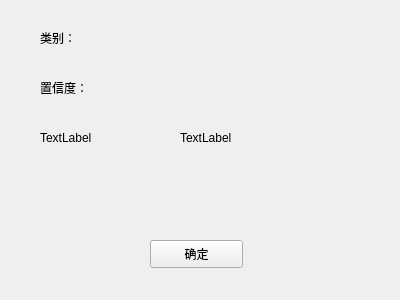
First picture: the form in Qt_Ui/resultWid.ui, repository Jyunmau/IMG-REC, before the edit.
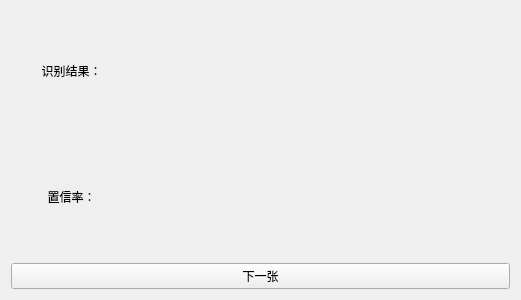
Second picture: the form after the edit.

Commit message: UI连续识别同目录图片

```diff
--- a/Qt_Ui/resultWid.ui
+++ b/Qt_Ui/resultWid.ui
@@ -6,104 +6,92 @@
    <rect>
     <x>0</x>
     <y>0</y>
-    <width>400</width>
+    <width>521</width>
     <height>300</height>
    </rect>
   </property>
   <property name="windowTitle">
    <string>Form</string>
   </property>
-  <widget class="QLabel" name="label">
-   <property name="geometry">
-    <rect>
-     <x>40</x>
-     <y>30</y>
-     <width>68</width>
-     <height>15</height>
-    </rect>
-   </property>
-   <property name="text">
-    <string>类别：</string>
-   </property>
-  </widget>
-  <widget class="QLabel" name="label_2">
-   <property name="geometry">
-    <rect>
-     <x>40</x>
-     <y>80</y>
-     <width>68</width>
-     <height>15</height>
-    </rect>
-   </property>
-   <property name="text">
-    <string>置信度：</string>
-   </property>
-  </widget>
+  <layout class="QVBoxLayout" name="verticalLayout_2">
+   <item>
+    <layout class="QVBoxLayout" name="verticalLayout">
+     <item>
+      <layout class="QHBoxLayout" name="horizontalLayout">
+       <item>
+        <layout class="QVBoxLayout" name="verticalLayout_3">
+         <item>
+          <layout class="QHBoxLayout" name="horizontalLayout_2">
+           <item>
   <widget class="QLabel" name="label_3">
-   <property name="geometry">
-    <rect>
-     <x>40</x>
-     <y>130</y>
-     <width>68</width>
-     <height>15</height>
-    </rect>
-   </property>
    <property name="text">
-    <string>TextLabel</string>
-   </property>
-  </widget>
-  <widget class="QPushButton" name="pushButton">
-   <property name="geometry">
-    <rect>
-     <x>150</x>
-     <y>240</y>
-     <width>93</width>
-     <height>28</height>
-    </rect>
-   </property>
-   <property name="text">
-    <string>确定</string>
-   </property>
-  </widget>
-  <widget class="QLabel" name="cate_label">
-   <property name="geometry">
-    <rect>
-     <x>180</x>
-     <y>30</y>
-     <width>68</width>
-     <height>15</height>
-    </rect>
-   </property>
+              <string>识别结果：</string>
+             </property>
+             <property name="alignment">
+              <set>Qt::AlignCenter</set>
+             </property>
+            </widget>
+           </item>
+           <item>
+            <widget class="QLabel" name="result_label">
    <property name="text">
     <string/>
    </property>
-  </widget>
+             <property name="alignment">
+              <set>Qt::AlignCenter</set>
+             </property>
+            </widget>
+           </item>
+          </layout>
+         </item>
+         <item>
+          <layout class="QHBoxLayout" name="horizontalLayout_3">
+           <item>
+            <widget class="QLabel" name="label_4">
+             <property name="text">
+              <string>置信率：</string>
+             </property>
+             <property name="alignment">
+              <set>Qt::AlignCenter</set>
+             </property>
+            </widget>
+           </item>
+           <item>
   <widget class="QLabel" name="acc_label">
-   <property name="geometry">
-    <rect>
-     <x>180</x>
-     <y>80</y>
-     <width>68</width>
-     <height>15</height>
-    </rect>
-   </property>
    <property name="text">
     <string/>
    </property>
-  </widget>
-  <widget class="QLabel" name="label_6">
-   <property name="geometry">
-    <rect>
-     <x>180</x>
-     <y>130</y>
-     <width>68</width>
-     <height>15</height>
-    </rect>
-   </property>
+             <property name="alignment">
+              <set>Qt::AlignCenter</set>
+             </property>
+            </widget>
+           </item>
+          </layout>
+         </item>
+        </layout>
+       </item>
+       <item>
+        <widget class="QLabel" name="img_label">
+         <property name="text">
+          <string/>
+         </property>
+         <property name="alignment">
+          <set>Qt::AlignCenter</set>
+         </property>
+        </widget>
+       </item>
+      </layout>
+     </item>
+     <item>
+      <widget class="QPushButton" name="pushButton">
    <property name="text">
-    <string>TextLabel</string>
-   </property>
-  </widget>
+        <string>下一张</string>
+       </property>
+      </widget>
+     </item>
+    </layout>
+   </item>
+  </layout>
  </widget>
  <resources/>
  <connections/>
```
Lines whose indentation alone changed are shown as unchanged. The commit also changes 5 other files.
